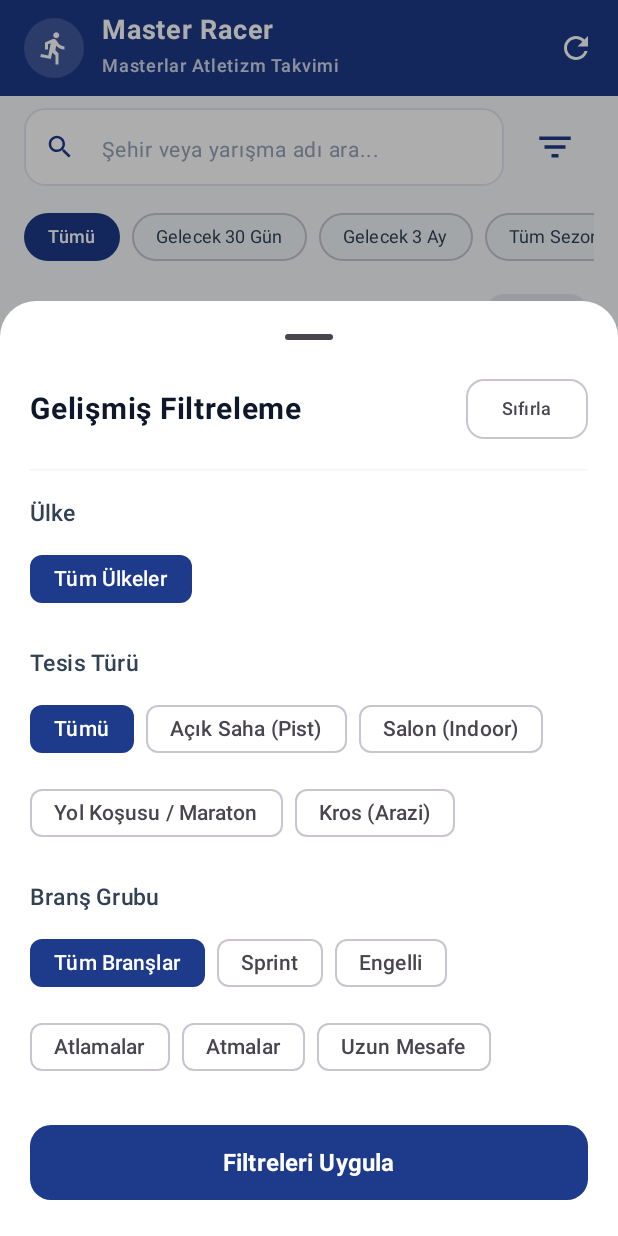
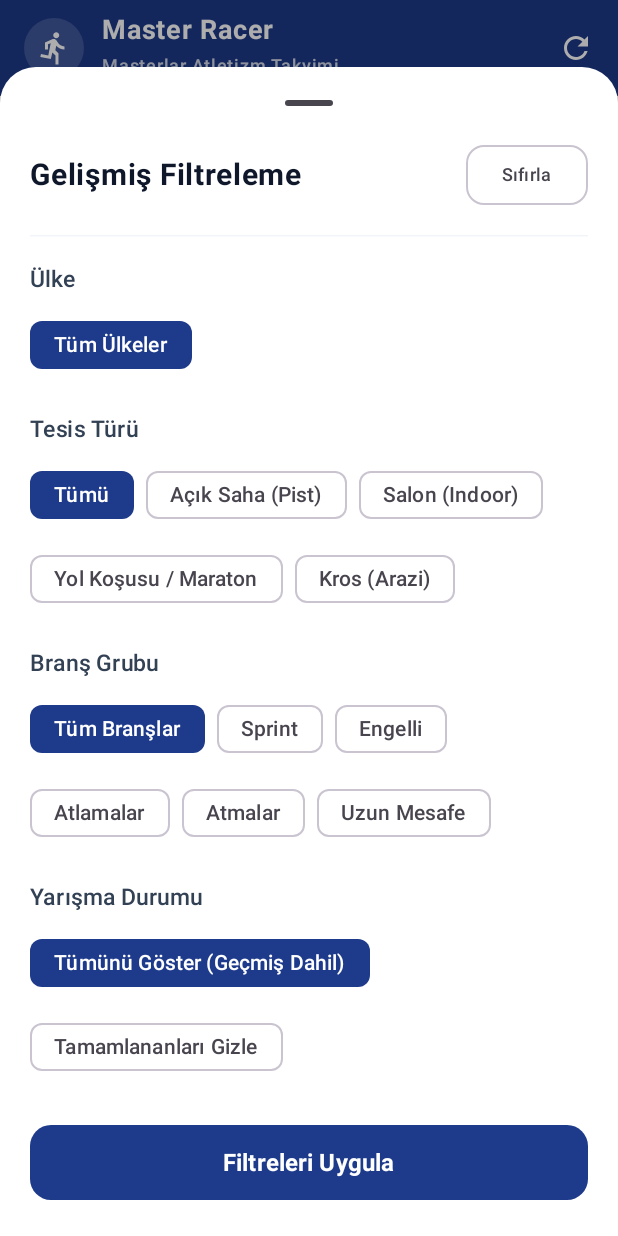
Before and after one commit to KronosEcil/master-racer, an Android app built with Jetpack Compose: the screen it shows after launch (MainActivity), after a tap on "Filtrele", on a phone screen of 412 x 824 dp. Run offline under Robolectric (Android 15) with nearby library versions, the light colour scheme and no system bars; our stand-ins replace Firebase (no records; nobody signed in at launch, a user with empty details on screens opened directly).

Commit message:
feat: Uygulama logosu guncellendi ve tamamlanan yarismalari gizleme filtresi eklendi

```diff
--- a/android/app/src/main/AndroidManifest.xml
+++ b/android/app/src/main/AndroidManifest.xml
@@ -11,9 +11,9 @@
         android:allowBackup="true"
         android:dataExtractionRules="@xml/data_extraction_rules"
         android:fullBackupContent="@xml/backup_rules"
-        android:icon="@drawable/ic_stat_competition"
+        android:icon="@mipmap/ic_launcher"
         android:label="@string/app_name"
-        android:roundIcon="@drawable/ic_stat_competition"
+        android:roundIcon="@mipmap/ic_launcher_round"
         android:supportsRtl="true"
         android:theme="@style/Theme.MasterRacer"
         tools:targetApi="31">
--- a/android/app/src/main/java/com/ecil/masterracer/ui/components/FilterBottomSheet.kt
+++ b/android/app/src/main/java/com/ecil/masterracer/ui/components/FilterBottomSheet.kt
@@ -44,6 +44,8 @@ fun FilterBottomSheet(
     onVenueTypeSelect: (String?) -> Unit,
     selectedCategory: String?,
     onCategorySelect: (String?) -> Unit,
+    hideCompleted: Boolean = false,
+    onToggleHideCompleted: () -> Unit = {},
     onResetFilters: () -> Unit,
     onDismiss: () -> Unit
 ) {
@@ -200,6 +202,42 @@ fun FilterBottomSheet(
                 }
             }
 
+            Spacer(modifier = Modifier.height(20.dp))
+
+            // 4. DURUM VE GEÇMİŞ YARIŞMALAR
+            Text(
+                text = "Yarışma Durumu",
+                fontSize = 15.sp,
+                fontWeight = FontWeight.SemiBold,
+                color = Color(0xFF334155)
+            )
+            Spacer(modifier = Modifier.height(8.dp))
+            FlowRow(
+                modifier = Modifier.fillMaxWidth(),
+                horizontalArrangement = Arrangement.spacedBy(8.dp),
+                verticalArrangement = Arrangement.spacedBy(8.dp)
+            ) {
+                FilterChip(
+                    selected = !hideCompleted,
+                    onClick = { if (hideCompleted) onToggleHideCompleted() },
+                    label = { Text("Tümünü Göster (Geçmiş Dahil)") },
+                    colors = FilterChipDefaults.filterChipColors(
+                        selectedContainerColor = BluePrimary,
+                        selectedLabelColor = Color.White
+                    )
+                )
+
+                FilterChip(
+                    selected = hideCompleted,
+                    onClick = { if (!hideCompleted) onToggleHideCompleted() },
+                    label = { Text("Tamamlananları Gizle") },
+                    colors = FilterChipDefaults.filterChipColors(
+                        selectedContainerColor = Color(0xFFE11D48),
+                        selectedLabelColor = Color.White
+                    )
+                )
+            }
+
             Spacer(modifier = Modifier.height(28.dp))
 
             // Uygula Butonu
--- a/android/app/src/main/java/com/ecil/masterracer/ui/components/SearchAndFilterBar.kt
+++ b/android/app/src/main/java/com/ecil/masterracer/ui/components/SearchAndFilterBar.kt
@@ -44,6 +44,8 @@ fun SearchAndFilterBar(
     onSearchQueryChange: (String) -> Unit,
     activeDatePreset: String,
     onDatePresetSelect: (String) -> Unit,
+    hideCompleted: Boolean = false,
+    onToggleHideCompleted: () -> Unit = {},
     activeFilterCount: Int,
     onFilterClick: () -> Unit,
     modifier: Modifier = Modifier
@@ -167,6 +169,26 @@ fun SearchAndFilterBar(
                     )
                 )
             }
+
+            // Tamamlananları Gizle Hızlı Butonu / Çipi
+            FilterChip(
+                selected = hideCompleted,
+                onClick = onToggleHideCompleted,
+                label = {
+                    Text(
+                        text = if (hideCompleted) "✓ Bitenleri Gizle" else "Bitenleri Gizle",
+                        fontSize = 12.sp,
+                        fontWeight = if (hideCompleted) FontWeight.SemiBold else FontWeight.Normal
+                    )
+                },
+                shape = RoundedCornerShape(20.dp),
+                colors = FilterChipDefaults.filterChipColors(
+                    selectedContainerColor = Color(0xFFE11D48),
+                    selectedLabelColor = Color.White,
+                    containerColor = Color(0xFFF1F5F9),
+                    labelColor = Color(0xFF334155)
+                )
+            )
         }
     }
 }
--- a/android/app/src/main/java/com/ecil/masterracer/ui/screens/HomeScreen.kt
+++ b/android/app/src/main/java/com/ecil/masterracer/ui/screens/HomeScreen.kt
@@ -128,6 +128,8 @@ fun HomeScreen(
                 onSearchQueryChange = { viewModel.onSearchQueryChange(it) },
                 activeDatePreset = uiState.selectedDatePreset,
                 onDatePresetSelect = { viewModel.onDatePresetSelect(it) },
+                hideCompleted = uiState.hideCompleted,
+                onToggleHideCompleted = { viewModel.toggleHideCompleted() },
                 activeFilterCount = uiState.activeFilterCount,
                 onFilterClick = { showFilterSheet = true }
             )
@@ -251,6 +253,8 @@ fun HomeScreen(
             onVenueTypeSelect = { viewModel.onVenueTypeSelect(it) },
             selectedCategory = uiState.selectedCategory,
             onCategorySelect = { viewModel.onCategorySelect(it) },
+            hideCompleted = uiState.hideCompleted,
+            onToggleHideCompleted = { viewModel.toggleHideCompleted() },
             onResetFilters = { viewModel.onResetFilters() },
             onDismiss = { showFilterSheet = false }
         )
--- a/android/app/src/main/java/com/ecil/masterracer/ui/viewmodel/CompetitionUiState.kt
+++ b/android/app/src/main/java/com/ecil/masterracer/ui/viewmodel/CompetitionUiState.kt
@@ -13,6 +13,7 @@ data class CompetitionUiState(
     val selectedVenueType: String? = null,
     val selectedCategory: String? = null,
     val selectedDatePreset: String = "all", // "all", "next_30", "next_90", "season"
+    val hideCompleted: Boolean = false,
     val availableCountries: List<Pair<String, String>> = emptyList(),
     val selectedCompetitionForDetail: Competition? = null
 ) {
@@ -23,6 +24,7 @@ data class CompetitionUiState(
             if (selectedVenueType != null) count++
             if (selectedCategory != null) count++
             if (selectedDatePreset != "all") count++
+            if (hideCompleted) count++
             return count
         }
 }
--- a/android/app/src/main/java/com/ecil/masterracer/ui/viewmodel/CompetitionViewModel.kt
+++ b/android/app/src/main/java/com/ecil/masterracer/ui/viewmodel/CompetitionViewModel.kt
@@ -68,6 +68,16 @@ class CompetitionViewModel(
         applyFilters()
     }
 
+    fun toggleHideCompleted() {
+        _uiState.update { it.copy(hideCompleted = !it.hideCompleted) }
+        applyFilters()
+    }
+
+    fun setHideCompleted(hide: Boolean) {
+        _uiState.update { it.copy(hideCompleted = hide) }
+        applyFilters()
+    }
+
     fun onResetFilters() {
         _uiState.update {
             it.copy(
@@ -75,6 +85,7 @@ class CompetitionViewModel(
                 selectedVenueType = null,
                 selectedCategory = null,
                 selectedDatePreset = "all",
+                hideCompleted = false,
                 searchQuery = ""
             )
         }
@@ -113,8 +124,16 @@ class CompetitionViewModel(
         val venue = currentState.selectedVenueType
         val category = currentState.selectedCategory
         val preset = currentState.selectedDatePreset
+        val hideCompleted = currentState.hideCompleted
 
         val filtered = currentState.allCompetitions.filter { comp ->
+            val days = comp.getDaysRemaining()
+
+            // Tamamlanan Yarışmaları Gizleme Filtresi
+            if (hideCompleted && days < 0) {
+                return@filter false
+            }
+
             // Metin Arama Filtresi (Başlık, Şehir, Ülke veya Federasyon)
             val matchesQuery = if (query.isEmpty()) true else {
                 comp.title.lowercase().contains(query) ||
@@ -133,7 +152,6 @@ class CompetitionViewModel(
             val matchesCategory = category == null || comp.categories.any { it.equals(category, ignoreCase = true) }
 
             // Tarih Önayarı Filtresi
-            val days = comp.getDaysRemaining()
             val matchesDatePreset = when (preset) {
                 "next_30" -> days in 0..30
                 "next_90" -> days in 0..90
```
Also changed, not shown: android/app/src/main/res/mipmap-hdpi/ic_launcher.png (added), android/app/src/main/res/mipmap-hdpi/ic_launcher_round.png (added), android/app/src/main/res/mipmap-mdpi/ic_launcher.png (added), android/app/src/main/res/mipmap-mdpi/ic_launcher_round.png (added), android/app/src/main/res/mipmap-xhdpi/ic_launcher.png (added), android/app/src/main/res/mipmap-xhdpi/ic_launcher_round.png (added), android/app/src/main/res/mipmap-xxhdpi/ic_launcher.png (added), android/app/src/main/res/mipmap-xxhdpi/ic_launcher_round.png (added), android/app/src/main/res/mipmap-xxxhdpi/ic_launcher.png (added), android/app/src/main/res/mipmap-xxxhdpi/ic_launcher_round.png (added), 1 other file.
